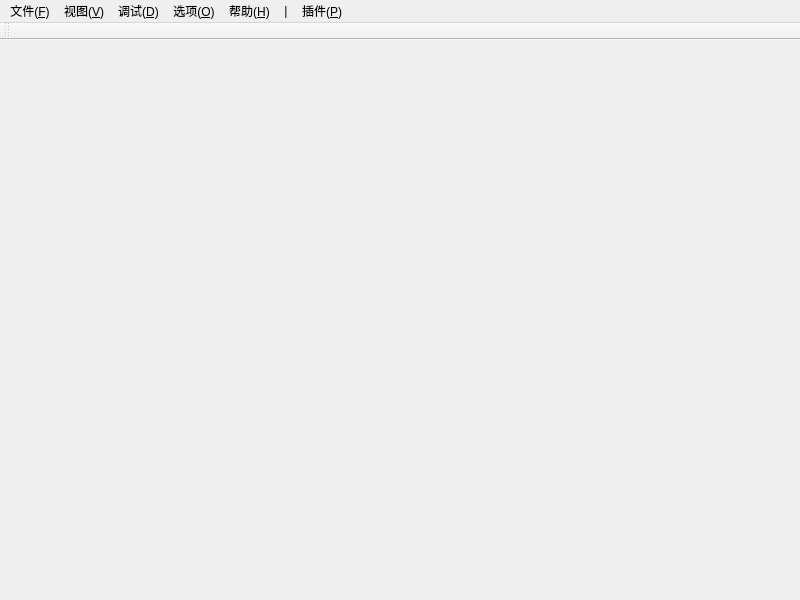
First picture: the form in PoJunUI/PoJunUI.ui, repository fcccode/PoJun, before the edit.
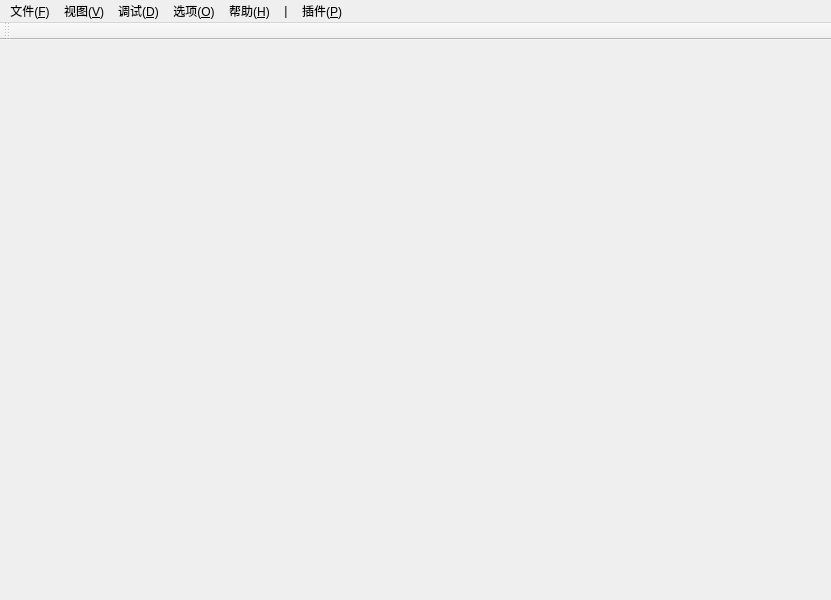
Second picture: the form after the edit.

Diff of the .ui file:
```diff
--- a/PoJunUI/PoJunUI.ui
+++ b/PoJunUI/PoJunUI.ui
@@ -6,7 +6,7 @@
    <rect>
     <x>0</x>
     <y>0</y>
-    <width>800</width>
+    <width>831</width>
     <height>600</height>
    </rect>
   </property>
@@ -27,7 +27,7 @@
     <rect>
      <x>0</x>
      <y>0</y>
-     <width>800</width>
+     <width>831</width>
      <height>23</height>
     </rect>
    </property>
```
Left out of the diff: 6 changed lines with no effect on the pictures.
